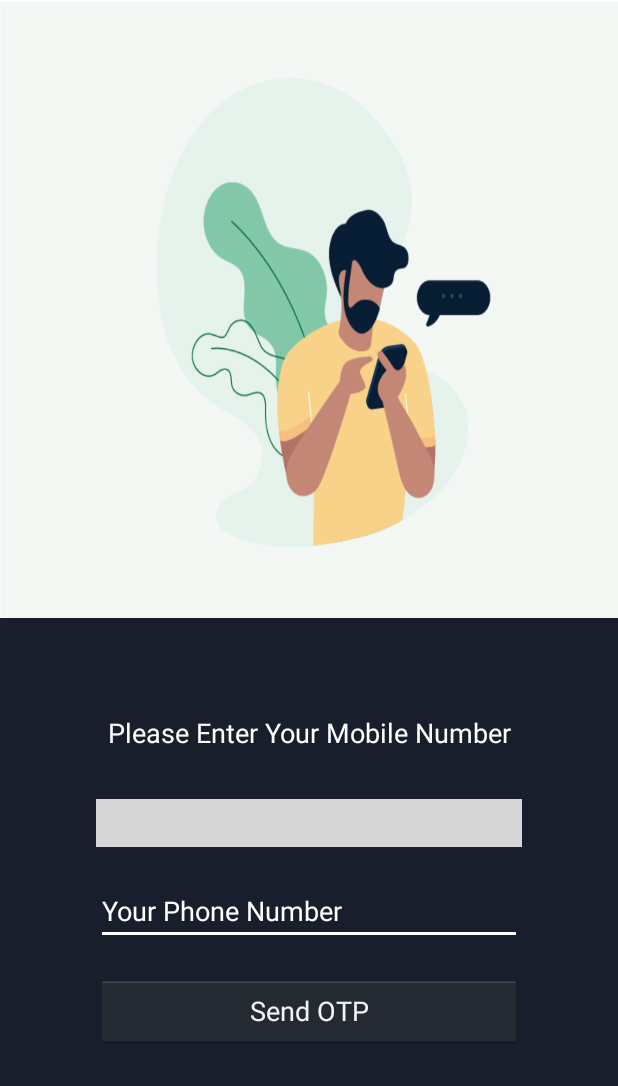
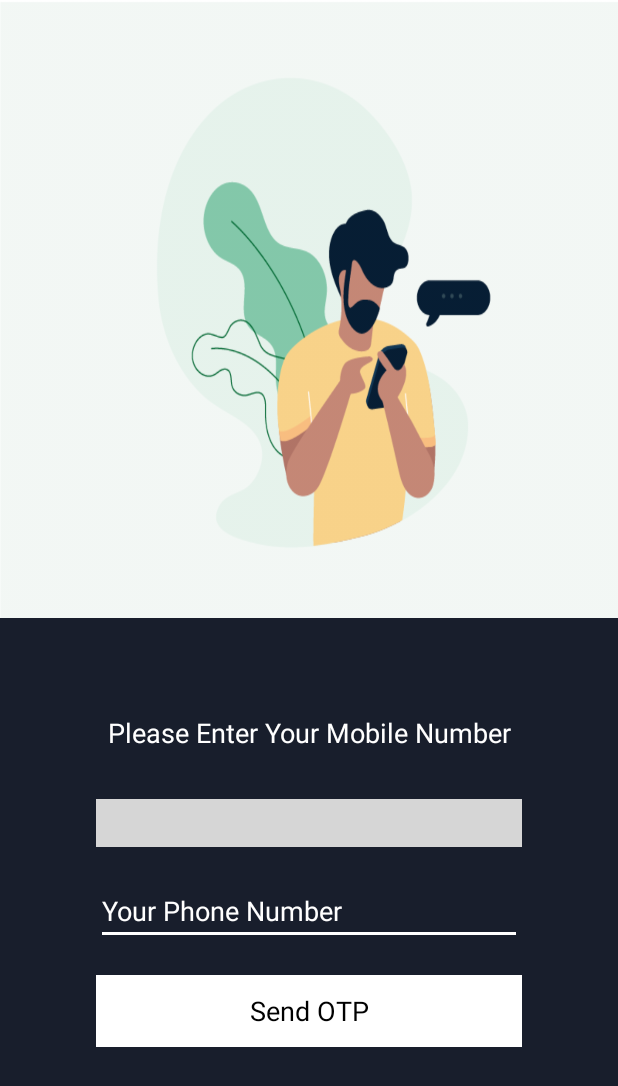
Before and after one commit to vikanshu-joshi/Vaartalap, an Android app: the screen it shows after launch (LoginActivity), on a phone screen of 412 x 824 dp. Shown: the top 1086 px of the screen. Run offline under Robolectric (Android 15) with nearby library versions, the phone set to English and light mode, and no system bars; our stand-ins replace Firebase (no records; nobody signed in at launch, a user with empty details on screens opened directly); libraries missing offline, so code that uses them is left out: com.hbb20, dmax.dialog; plain views replace ArcView, CountryCodePicker; Roboto replaces fonts that are not available here; 3 statements that could not run were skipped; grey boxes are pictures that could not be loaded.

Commit message:
minor UI changes

```diff
--- a/app/src/main/java/com/vikanshu/vaartalap/Database/ContactsDBHelper.kt
+++ b/app/src/main/java/com/vikanshu/vaartalap/Database/ContactsDBHelper.kt
@@ -61,6 +61,12 @@ class ContactsDBHelper(ctx: Context) :
         }
     }
 
+    fun deleteAll(){
+        val db = this.writableDatabase
+        db.execSQL("delete from $TABLE_NAME")
+        db.close()
+    }
+
     fun exists(number: String): Boolean{
         var storeId = 2
         val db = this.readableDatabase
--- a/app/src/main/java/com/vikanshu/vaartalap/HomeActivity/HomeFragments/ContactsFragment.kt
+++ b/app/src/main/java/com/vikanshu/vaartalap/HomeActivity/HomeFragments/ContactsFragment.kt
@@ -76,6 +76,8 @@ class ContactsFragment : Fragment() {
 
     private fun refreshContacts() {
         val list = getContacts()
+        contactsDBHelper.deleteAll()
+        adapter.deleteAllData()
         list.forEach {
             firestore.collection("users").document(it.number).get().addOnSuccessListener { res ->
                 if (res.exists()) {
--- a/app/src/main/res/layout/activity_login.xml
+++ b/app/src/main/res/layout/activity_login.xml
@@ -97,7 +97,10 @@
                     android:layout_marginLeft="64dp"
                     android:layout_marginTop="20dp"
                     android:layout_marginRight="64dp"
-                    android:text="@string/send_otp" />
+                    android:layout_marginBottom="16dp"
+                    android:background="@color/white"
+                    android:text="@string/send_otp"
+                    android:textColor="@color/black" />
 
             </LinearLayout>
 
@@ -119,7 +122,7 @@
                     android:text="@string/enter_verification_code"
                     android:textAlignment="center"
                     android:textColor="@color/white"
-                    android:textSize="24sp" />
+                    android:textSize="18sp" />
 
                 <TextView
                     android:id="@+id/_userPhoneShow"
@@ -130,7 +133,7 @@
                     android:layout_marginRight="64dp"
                     android:textAlignment="center"
                     android:textColor="@color/white"
-                    android:textSize="18sp"
+                    android:textSize="14sp"
                     tools:text="Please enter the verification code sent to +91999999999" />
 
                 <EditText
@@ -158,7 +161,10 @@
                     android:layout_marginLeft="64dp"
                     android:layout_marginTop="20dp"
                     android:layout_marginRight="64dp"
-                    android:text="@string/proceed" />
+                    android:layout_marginBottom="16dp"
+                    android:background="@color/white"
+                    android:text="@string/proceed"
+                    android:textColor="@color/black" />
 
                 <TextView
                     android:id="@+id/change_number"
--- a/app/src/main/res/layout/activity_user_details.xml
+++ b/app/src/main/res/layout/activity_user_details.xml
@@ -6,6 +6,7 @@
     android:layout_width="match_parent"
     android:layout_height="match_parent"
     android:weightSum="1"
+    android:background="@color/white"
     tools:context=".UserDetails.UserDetailsActivity">
 
     <TextView
@@ -27,6 +28,7 @@
         android:layout_marginLeft="24dp"
         android:layout_marginTop="24dp"
         android:layout_marginRight="24dp"
+        android:textColor="@color/black"
         android:text="@string/these_details_will_only_be_visible_to_users_having_your_contact_number"
         android:textAlignment="center" />
 
--- a/app/src/main/res/values/styles.xml
+++ b/app/src/main/res/values/styles.xml
@@ -1,6 +1,6 @@
 <resources>
     <!-- Base application theme. -->
-    <style name="AppTheme" parent="Theme.AppCompat.NoActionBar">
+    <style name="AppTheme" parent="Theme.AppCompat.Light.NoActionBar">
         <!-- Customize your theme here. -->
         <item name="colorPrimary">@color/colorPrimary</item>
         <item name="colorPrimaryDark">@color/colorPrimaryDark</item>
```
Also changed, not shown: app/src/main/java/com/vikanshu/vaartalap/HomeActivity/Adapters/ContactsAdapter.kt (+7 -2 lines), app/src/main/res/layout/contact_layout.xml (+32 -20 lines).
